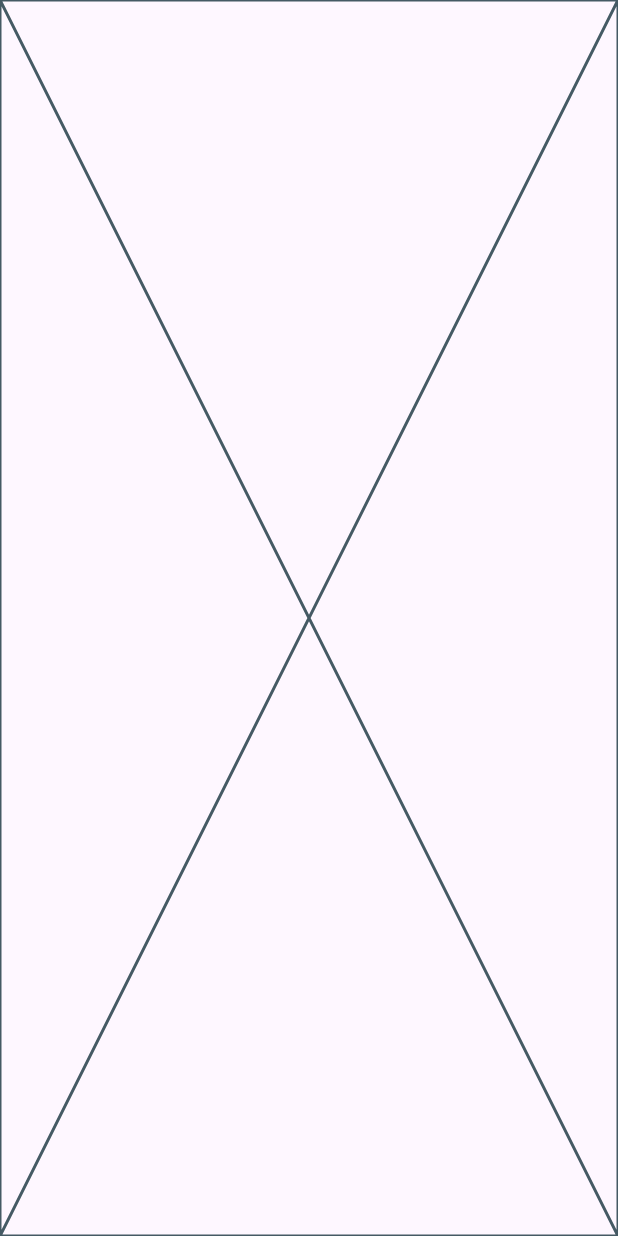
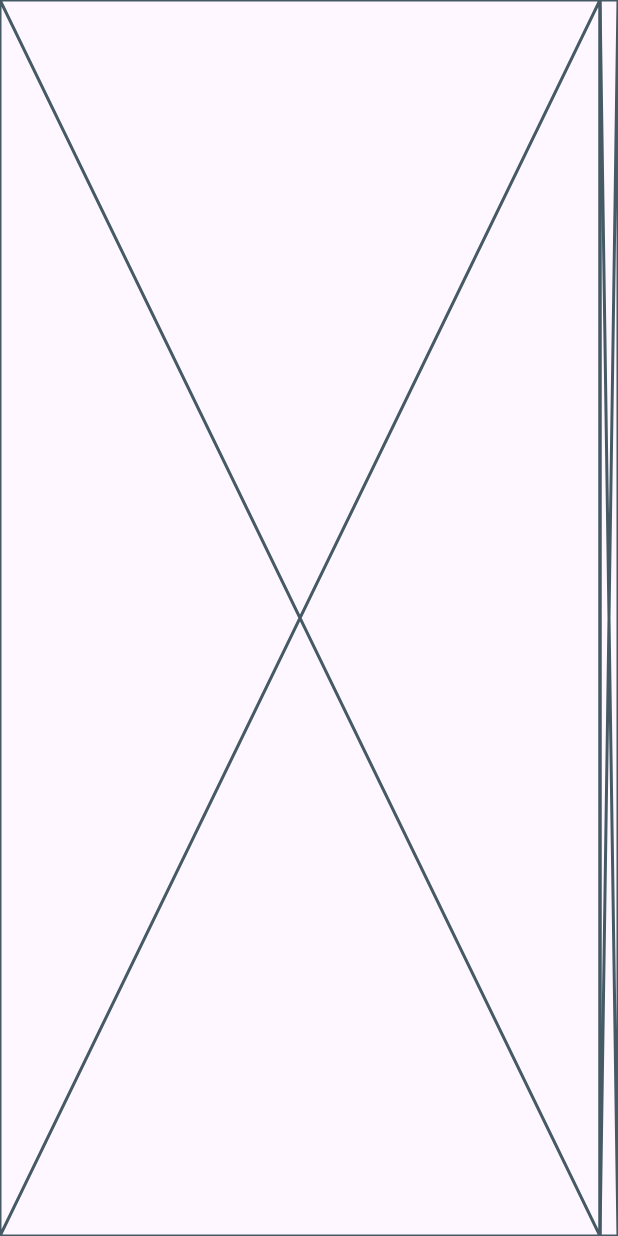
Before and after one commit to johnklint81/design, a Flutter app: the screen it shows after launch, on a phone screen of 412 x 824 dp. Run offline on Flutter 3.47's test engine with Material 3 defaults, Android fonts, the phone set to English and light mode, and no system bars.

Commit message:
Lab2, first step

```diff
--- a/lab2/lib/pages/main_view.dart
+++ b/lab2/lib/pages/main_view.dart
@@ -5,6 +5,14 @@ class MainView extends StatelessWidget {
 
   @override
   Widget build(BuildContext context) {
-    return Scaffold(body: Placeholder());
+    return Scaffold(
+        body: Row(children: [_controlPanel(context), _recipeArea(context)]),
+    );
+  }
+  Widget _controlPanel(context, {double width = 320}) {
+    return Placeholder();
+  }
+  Widget _recipeArea(context) {
+    return Expanded(child: Placeholder());
   }
 }
```
